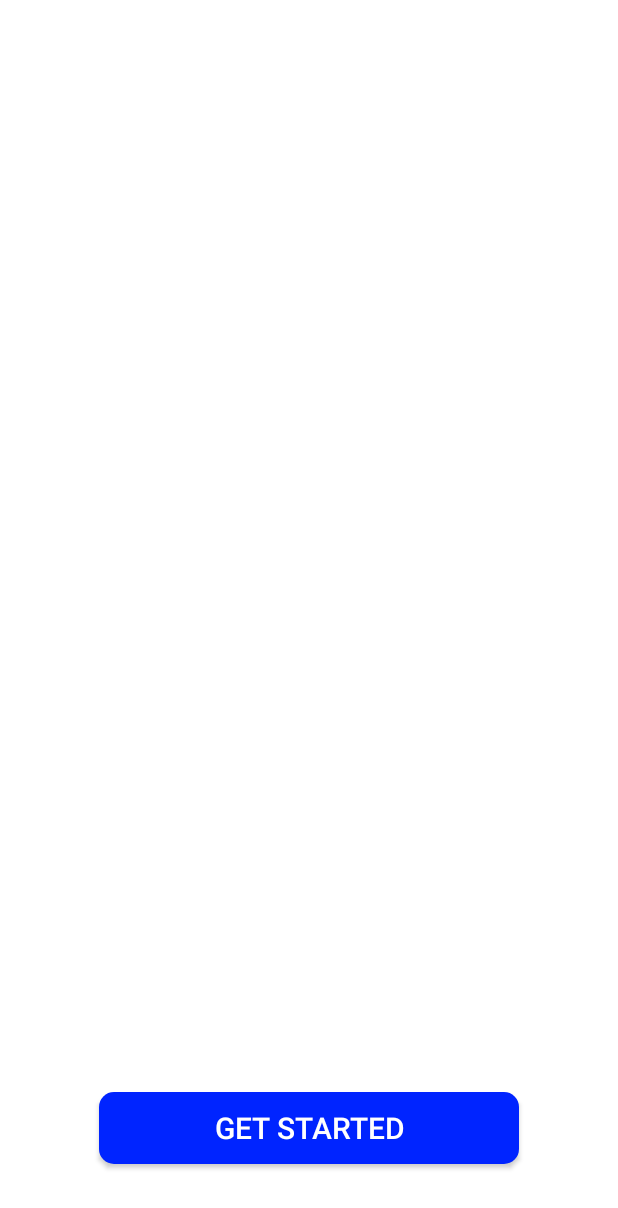
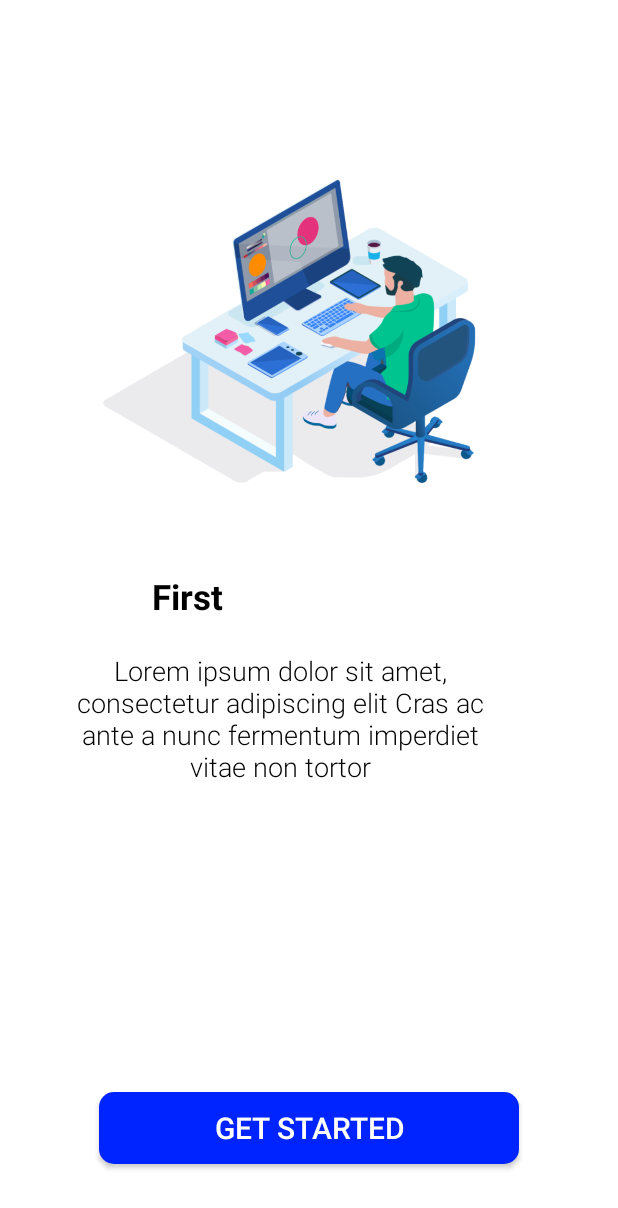
Before and after one commit to Zeddy04/PPB-PROJECT, an Android app: the screen it shows after launch (StartActivity), on a phone screen of 412 x 824 dp. Shown: the top 1208 px of the screen. Run offline under Robolectric (Android 15) with nearby library versions, the phone set to English and light mode, and no system bars.

Commit message:
git commit -m "Fifth Commit"

```diff
--- a/app/src/main/AndroidManifest.xml
+++ b/app/src/main/AndroidManifest.xml
@@ -25,9 +25,6 @@
             android:name=".HomeActivity"
             android:exported="false" />
         <activity
-            android:name=".MainActivity"
-            android:exported="false" />
-        <activity
             android:name=".StartActivity"
             android:exported="true">
             <intent-filter>
--- a/app/src/main/java/com/example/rakitinaja/DataDescriptionItem.java
+++ b/app/src/main/java/com/example/rakitinaja/DataDescriptionItem.java
@@ -161,7 +161,7 @@ public class DataDescriptionItem {
                 "Audio Chip 	: Front panel audio connector(s) (AAFP)\n" +
                 "Tipe dan Jumlah USB 	: 4 x USB 3.1 & 6 x USB 2.0/1.1\n" +
                 "fitur tambahan 	: Intel 14 nm CPU,Intel Extreme Memory Profile (XMP) productnation.",
-            "AMD AM4 Socket for AMD Ryzen™ 5000 Series/ 5000 G-Series/ 4000 G-Series/ 3000 Series Desktop Processors ** Refer to www.asus.com for CPU support list"
+            "AMD AM4 Socket for AMD Ryzen™ 5000 Series/ 5000 G-Series/ 4000 G-Series/ 3000 Series Desktop Processors ** Refer to www.asus.com for CPU support list",
                 "Chipset : AMD B550\n" +
                 "Memory  : 4 x DIMM, Max. 128GB, DDR4 4866(O.C)/4800(O.C.)/4600(O.C)/4466(O.C.)/4400(O.C)/4333(O.C.)/4266(O.C.)/4200(O.C.)/4133(O.C.)/4000(O.C.)/3866(O.C.)/3733(O.C.)/3600(O.C.)/3466(O.C.)/3400(O.C.)/3333(O.C.)/3200/3000/2933/2800/2666/2400/2133 MHz Un-buffered Memory *\n" +
                 "Dual Channel Memory Architecture : ECC Memory (ECC mode) support varies by CPU.\n" +
--- a/app/src/main/java/com/example/rakitinaja/StartActivity.java
+++ b/app/src/main/java/com/example/rakitinaja/StartActivity.java
@@ -2,26 +2,54 @@ package com.example.rakitinaja;
 
 
 import androidx.appcompat.app.AppCompatActivity;
+import androidx.viewpager.widget.ViewPager;
+
 import android.content.Intent;
+import android.content.SharedPreferences;
 import android.os.Bundle;
 import android.widget.Button;
 import android.widget.TextView;
 
+import com.example.rakitinaja.adapter.SliderAdapter;
+
 public class StartActivity extends AppCompatActivity {
 
     Button btnStart;
-    TextView textView;
+    SliderAdapter sliderAdapter;
+    ViewPager viewPager;
 
     @Override
     protected void onCreate(Bundle savedInstanceState) {
         super.onCreate(savedInstanceState);
         setContentView(R.layout.activity_start);
-
-        textView = findViewById(R.id.text1);
+        viewPager = findViewById(R.id.slide);
+        sliderAdapter = new SliderAdapter(this);
+        viewPager.setAdapter(sliderAdapter);
         btnStart = findViewById(R.id.btn_start);
         btnStart.setOnClickListener(v -> {
-            Intent intent = new Intent(StartActivity.this, MainActivity.class);
+            Intent intent = new Intent(StartActivity.this, RegisterActivity.class);
             startActivity(intent);
         });
+        if (isOpenAlread())
+        {
+            Intent intent=new Intent(StartActivity.this,RegisterActivity.class);
+            intent.setFlags(Intent.FLAG_ACTIVITY_CLEAR_TASK| Intent.FLAG_ACTIVITY_NEW_TASK);
+            startActivity(intent);
+        }
+        else
+        {
+            SharedPreferences.Editor editor=getSharedPreferences("slide",MODE_PRIVATE).edit();
+            editor.putBoolean("slide",true);
+            editor.apply();
+        }
+
     }
+
+    private boolean isOpenAlread() {
+
+        SharedPreferences sharedPreferences=getSharedPreferences("slide",MODE_PRIVATE);
+        return sharedPreferences.getBoolean("slide",false);
+
+    }
+
 }
--- a/app/src/main/java/com/example/rakitinaja/adapter/SliderAdapter.java
+++ b/app/src/main/java/com/example/rakitinaja/adapter/SliderAdapter.java
@@ -1,2 +1,76 @@
-package com.example.rakitinaja.adapter;public class SliderAdapter {
+package com.example.rakitinaja.adapter;
+
+import android.content.Context;
+import android.view.LayoutInflater;
+import android.view.View;
+import android.view.ViewGroup;
+import android.widget.ImageView;
+import android.widget.RelativeLayout;
+import android.widget.TextView;
+
+import androidx.annotation.NonNull;
+import androidx.viewpager.widget.PagerAdapter;
+
+import com.example.rakitinaja.R;
+
+public class SliderAdapter extends PagerAdapter {
+
+    Context context;
+    LayoutInflater inflater;
+
+    public SliderAdapter(Context context) {
+        this.context = context;
+    }
+
+    public int[] imgStarts = {
+        R.drawable.imag1,
+        R.drawable.image2,
+        R.drawable.image3
+    };
+
+    public String[] headings = {
+            "First",
+            "Second",
+            "Third"
+    };
+
+    public String[] descs = {
+            "Lorem ipsum dolor sit amet, consectetur adipiscing elit Cras ac ante a nunc fermentum imperdiet vitae non tortor",
+            "Lorem ipsum dolor sit amet, consectetur adipiscing elit Cras ac ante a nunc fermentum imperdiet vitae non tortor",
+            "Lorem ipsum dolor sit amet, consectetur adipiscing elit Cras ac ante a nunc fermentum imperdiet vitae non tortor"
+    };
+
+    @Override
+    public int getCount() {
+        return headings.length;
+    }
+
+    @Override
+    public boolean isViewFromObject(@NonNull View view, @NonNull Object object) {
+        return view == (RelativeLayout) object;
+    }
+
+    @NonNull
+    @Override
+    public Object instantiateItem(@NonNull ViewGroup container, int position) {
+        inflater = (LayoutInflater) context.getSystemService(context.LAYOUT_INFLATER_SERVICE);
+        View view = inflater.inflate(R.layout.slider,container,false);
+
+        ImageView imgStart = (ImageView) view.findViewById(R.id.bg_start);
+        TextView heading = (TextView) view.findViewById(R.id.heading_start);
+        TextView desc = (TextView) view.findViewById(R.id.desc_start);
+
+        imgStart.setImageResource(imgStarts[position]);
+        heading.setText(headings[position]);
+        desc.setText(descs[position]);
+
+        container.addView(view);
+
+        return view;
+    }
+
+    @Override
+    public void destroyItem(@NonNull ViewGroup container, int position, @NonNull Object object) {
+        container.removeView((RelativeLayout) object);
+    }
 }
```
Also changed, not shown: app/src/main/java/com/example/rakitinaja/DetailActivity.java (+6 -4 lines), app/src/main/java/com/example/rakitinaja/HomeActivity.java (+16 -3 lines), app/src/main/java/com/example/rakitinaja/RegisterActivity.java (+50 -0 lines).
